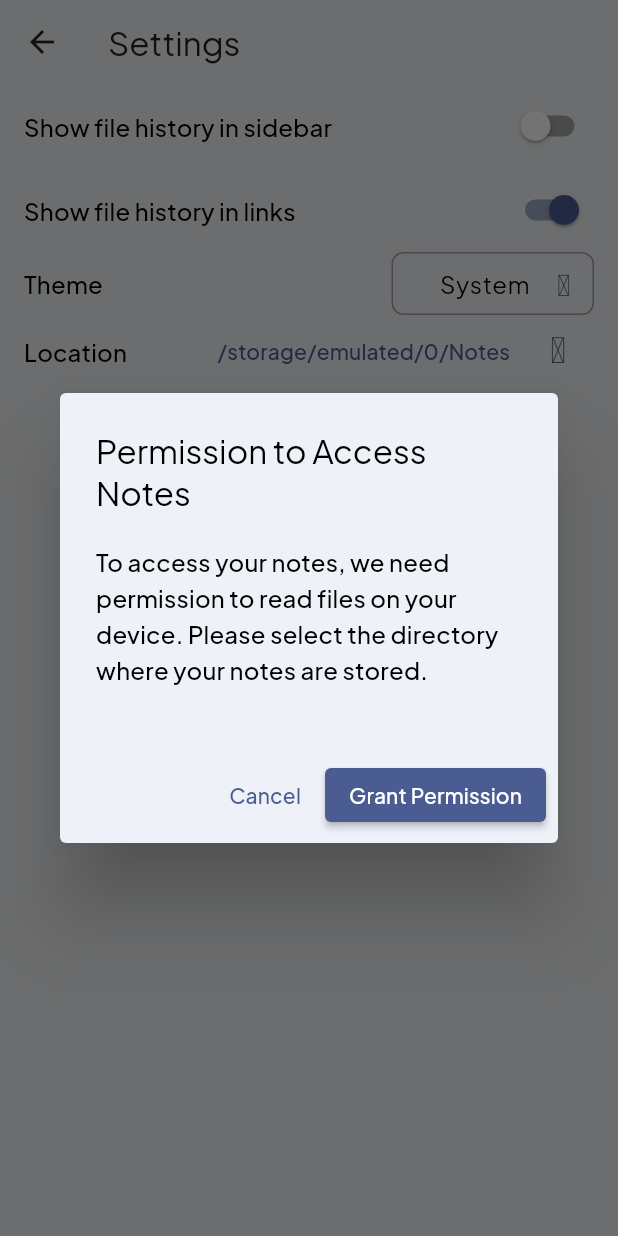
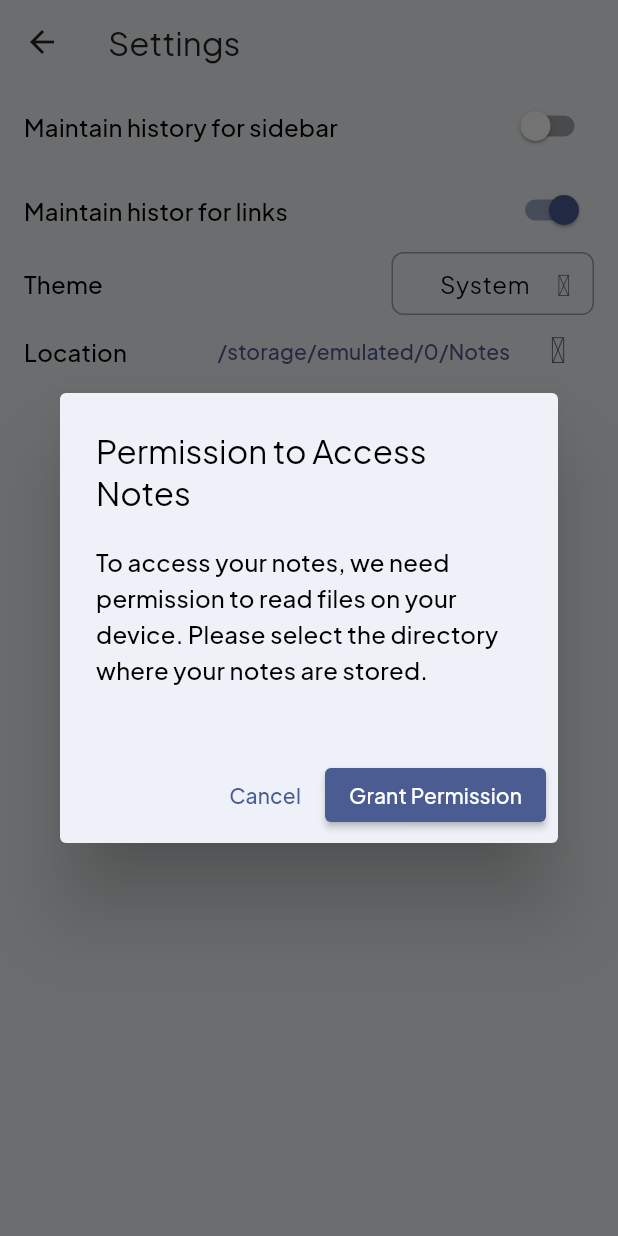
Before and after one commit to suryasarisa99/Markdown-Notes-App, a Flutter app: the SettingsScreen screen opened by its route, on a phone screen of 412 x 824 dp. Run offline on Flutter 3.47's test engine with Material 3 defaults, Android fonts, the phone set to English and light mode, and no system bars; our stand-ins replace file_picker, flutter_html, flutter_riverpod, go_router, google_fonts, html_unescape and 3 more; missing offline and left inert: flutter_highlighter, flutter_html_table, macos_secure_bookmarks, markdown; accounts and stored records are empty.

Commit message:
rename settings labels

```diff
--- a/lib/components/notes_picker.dart
+++ b/lib/components/notes_picker.dart
@@ -1,4 +1,5 @@
 import 'dart:developer';
+import 'dart:io';
 
 import 'package:flutter/material.dart';
 import 'package:flutter/services.dart';
@@ -29,6 +30,7 @@ class NotesPicker extends ConsumerStatefulWidget {
 
 class _NotesPickerState extends ConsumerState<NotesPicker> {
   List<FileNode> _filteredSidebarNodes = [];
+  late List<FileNode> _allSidebarNodes = ref.read(notesDirProvider);
   FocusNode focusNode = FocusNode();
 
   @override
@@ -52,12 +54,11 @@ class _NotesPickerState extends ConsumerState<NotesPicker> {
     final query = widget.searchController.text.toLowerCase();
     setState(() {
       if (query.isNotEmpty) {
-        _filteredSidebarNodes = ref.read(notesDirProvider).where((node) {
+        _filteredSidebarNodes = _allSidebarNodes.where((node) {
           return node.name.toLowerCase().contains(query);
         }).toList();
       }
     });
-    // _debounce = Timer(const Duration(milliseconds: 300), () {});
   }
 
   void _onFileSelected(FileNode node) {
--- a/lib/screens/settings_screen.dart
+++ b/lib/screens/settings_screen.dart
@@ -87,14 +87,14 @@ class _SettingsScreenState extends ConsumerState<SettingsScreen> {
       body: Column(
         children: [
           _buildSwitch(
-            'Show file history in sidebar',
+            'Maintain history for sidebar',
             Settings.sidebarFileHistory,
             (value) {
               Settings.sidebarFileHistory = value;
               setState(() {});
             },
           ),
-          _buildSwitch('Show file history in links', Settings.linkFileHistory, (
+          _buildSwitch('Maintain histor for links', Settings.linkFileHistory, (
             value,
           ) {
             Settings.linkFileHistory = value;
```
